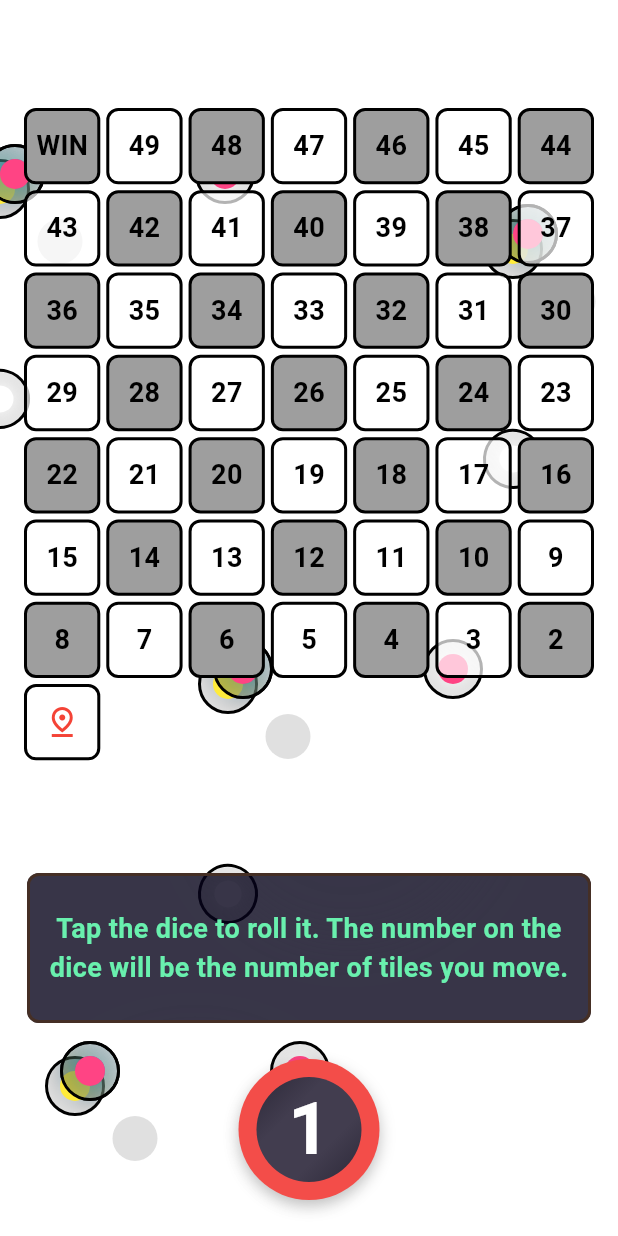
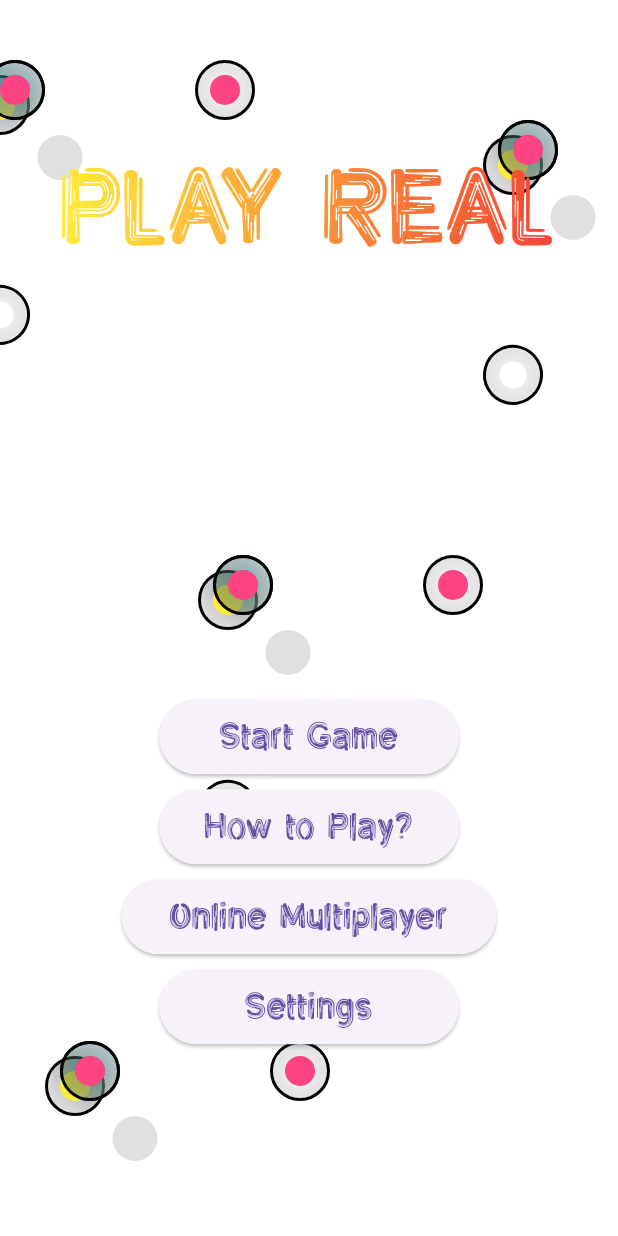
Before and after one commit to BigAchiever/Play-Real, a Flutter app: the screen it shows after launch, on a phone screen of 412 x 824 dp. Run offline on Flutter 3.47's test engine with Material 2 defaults, Android fonts, the phone set to English and light mode, and no system bars.

Commit message:
Added fonts + Added a new screen home.dart

```diff
--- a/lib/home.dart
+++ b/lib/home.dart
@@ -1,181 +1,136 @@
 import 'package:flutter/material.dart';
 import 'package:play_real/background.dart';
-import 'package:play_real/dice.dart';
 
-import 'message_card.dart';
-import 'models/player.dart';
+import 'game_screen.dart';
 
-class Home extends StatefulWidget {
-  const Home({Key? key}) : super(key: key);
+class StartingScreen extends StatefulWidget {
+  const StartingScreen({super.key});
 
   @override
-  _HomeState createState() => _HomeState();
+  State<StartingScreen> createState() => StartingScreenState();
 }
 
-class _HomeState extends State<Home> {
-  final int _boardSize = 7;
-  final double _boardPadding = 16;
-  final List<int> _boardNumbers = List.generate(50, (index) => 50 - index);
-
-  final List<Player> _players = [
-    Player(name: 'Player 1', position: 1, color: Colors.red),
-    Player(name: 'Player 2', position: 1, color: Colors.orange),
-  ];
-  int _currentPlayerIndex = 0;
+class StartingScreenState extends State<StartingScreen> {
+  Shader createGameTextureShader(Rect rect) {
+    final gradient = LinearGradient(
+      colors: [Colors.yellow, Colors.red],
+    );
+    return gradient.createShader(rect);
+  }
 
   @override
   Widget build(BuildContext context) {
-    final currentPlayer = _players[_currentPlayerIndex];
+    final Size size = MediaQuery.of(context).size;
     return Scaffold(
       backgroundColor: Colors.transparent,
-      appBar: AppBar(
-        backgroundColor: Colors.transparent,
-        title: Text(
-          '${currentPlayer.name}\'s Turn',
+      body: Stack(children: [
+        AnimatedBubbles(),
+        Center(
+          child: Column(
+            mainAxisAlignment: MainAxisAlignment.start,
+            children: [
+              SizedBox(
+                height: size.height / 9,
+              ),
+              ShaderMask(
+                  shaderCallback: (Rect bounds) {
+                    return createGameTextureShader(bounds);
+                  },
+                  child: const Text(
+                    "PLAY REAL",
                     style: TextStyle(
+                      fontSize: 70,
+                      fontFamily: "GameFont",
+                      fontWeight: FontWeight.w500,
                       color: Colors.white,
                     ),
-        ),
-        centerTitle: true,
-      ),
-      body: Stack(children: [
-        AnimatedBubbles(),
-        Column(
-          children: [
-            Expanded(
-              child: Padding(
-                padding: EdgeInsets.all(_boardPadding),
-                child: GridView.builder(
-                  physics: const BouncingScrollPhysics(),
-                  gridDelegate: SliverGridDelegateWithFixedCrossAxisCount(
-                    crossAxisCount: _boardSize,
-                    crossAxisSpacing: 4,
-                    mainAxisSpacing: 4,
-                  ),
-                  itemCount: _boardNumbers.length,
-                  itemBuilder: (BuildContext context, int index) {
-                    final int boardNumber = _boardNumbers[index];
-                    String displayText;
-                    if (boardNumber == 1) {
-                      displayText = '💨';
-                    } else if (boardNumber == 50) {
-                      displayText = 'WIN';
-                    } else {
-                      displayText = boardNumber.toString();
-                    }
-                    final player = _players.firstWhere(
-                      (player) => player.position == boardNumber,
-                      orElse: () => Player(
-                        name: '',
-                        position: -1,
-                        color: Colors.transparent,
+                  )),
+              SizedBox(height: size.height / 3),
+              SizedBox(
+                height: 50,
+                width: 200,
+                child: ElevatedButton(
+                  onPressed: () {
+                    Navigator.push(
+                      context,
+                      MaterialPageRoute(
+                        builder: (context) => const GameScreen(),
                       ),
                     );
-                    return Container(
-                      decoration: BoxDecoration(
-                        border: Border.all(color: Colors.black, width: 2),
-                        color:
-                            index % 2 == 0 ? Colors.grey[500] : Colors.white70,
-                        borderRadius: BorderRadius.circular(8),
-                      ),
-                      child: Stack(
-                        children: [
-                          if (player.name.isEmpty)
-                            Center(
-                              child: Text(
-                                displayText,
-                                style: TextStyle(
-                                  fontSize: 18,
-                                  fontWeight: FontWeight.bold,
-                                  color: Colors.black,
+                  },
+                  child: const Text(
+                    'Start Game',
+                    style: TextStyle(fontFamily: "GameFont", fontSize: 24),
                   ),
                 ),
               ),
-                          if (player.position == currentPlayer.position)
-                            Center(
-                              child: CircleAvatar(
-                                radius: 16,
-                                backgroundColor: Colors.white,
-                                child: Align(
-                                  alignment: Alignment.center,
-                                  child: Icon(
-                                    size: 24,
-                                    Icons.pin_drop_outlined,
-                                    color: currentPlayer.color,
+              SizedBox(
+                height: 10,
+              ),
+              SizedBox(
+                height: 50,
+                width: 200,
+                child: ElevatedButton(
+                  onPressed: () {
+                    Navigator.push(
+                      context,
+                      MaterialPageRoute(
+                        builder: (context) => const GameScreen(),
+                      ),
+                    );
+                  },
+                  child: const Text(
+                    'How to Play?',
+                    style: TextStyle(fontFamily: "GameFont", fontSize: 24),
                   ),
                 ),
               ),
+              SizedBox(
+                height: 10,
               ),
-                          if (player.position != currentPlayer.position &&
-                              player.name.isNotEmpty)
-                            Center(
-                              child: CircleAvatar(
-                                radius: 16,
-                                backgroundColor: Colors.white,
-                                child: Align(
-                                  alignment: Alignment.center,
-                                  child: Icon(
-                                    size: 24,
-                                    Icons.pin_drop_outlined,
-                                    color: player.color,
+              SizedBox(
+                height: 50,
+                width: 250,
+                child: ElevatedButton(
+                  onPressed: () {
+                    Navigator.push(
+                      context,
+                      MaterialPageRoute(
+                        builder: (context) => const GameScreen(),
                       ),
+                    );
+                  },
+                  child: const Text(
+                    'Online Multiplayer',
+                    style: TextStyle(fontFamily: "GameFont", fontSize: 24),
+                  ),
+                ),
+              ),
+              SizedBox(
+                height: 10,
+              ),
+              SizedBox(
+                height: 50,
+                width: 200,
+                child: ElevatedButton(
+                  onPressed: () {
+                    Navigator.push(
+                      context,
+                      MaterialPageRoute(
+                        builder: (context) => const GameScreen(),
+                      ),
+                    );
+                  },
+                  child: const Text(
+                    'Settings',
+                    style: TextStyle(fontFamily: "GameFont", fontSize: 24),
                   ),
                 ),
               ),
             ],
           ),
-                    );
-                  },
-                ),
-              ),
-            ),
-            const ElevatedContainer(
-              child: Padding(
-                padding: EdgeInsets.all(8.0),
-                child: Center(
-                  child: Text(
-                    'Tap the dice to roll it. The number on the dice will be the number of tiles you move.',
-                    textAlign: TextAlign.center,
-                    style: TextStyle(
-                      fontSize: 18,
-                      fontWeight: FontWeight.bold,
-                      color: Colors.greenAccent,
-                    ),
-                  ),
-                ),
-              ),
-            ),
-            const SizedBox(
-              height: 10,
-            ),
-            Dice(
-              onDiceRolled: (int diceNumber) {
-                _movePlayer(diceNumber);
-              },
-            ),
-            const SizedBox(
-              height: 20,
-            ),
-          ],
         ),
       ]),
     );
   }
-
-  void _movePlayer(int diceNumber) {
-    final currentPlayer = _players[_currentPlayerIndex];
-    setState(() {
-      currentPlayer.position += diceNumber;
-      if (currentPlayer.position > _boardNumbers.length) {
-        currentPlayer.position = _boardNumbers.length;
 }
-    });
-    _changePlayer();
-  }
-
-  void _changePlayer() {
-    setState(() {
-      _currentPlayerIndex = (_currentPlayerIndex + 1) % _players.length;
-    });
-  }
-}
--- a/lib/main.dart
+++ b/lib/main.dart
@@ -1,6 +1,5 @@
 import 'package:flutter/material.dart';
-
-import 'home.dart';
+import 'package:play_real/home.dart';
 
 void main() {
   runApp(const MyApp());
@@ -19,7 +18,7 @@ class MyApp extends StatelessWidget {
         useMaterial3: true,
         primarySwatch: Colors.blue,
       ),
-      home: Home(),
+      home: StartingScreen(),
     );
   }
 }
```
Also changed, not shown: lib/game_screen.dart (added, +181 -0 lines), lib/shader.dart (added, +63 -0 lines), pubspec.yaml (+6 -6 lines), assets/fonts/go_retro/Go-Retro.otf (added). Lines whose indentation alone changed are shown as unchanged.
